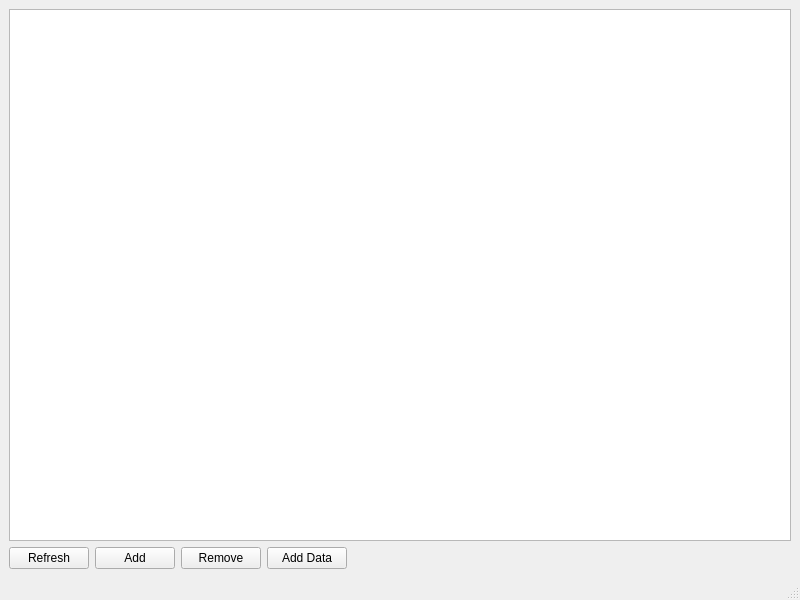
Before: the Qt Designer form ui/mainwindow.ui in nikola240698/MretEquipment, drawn with Qt 5.
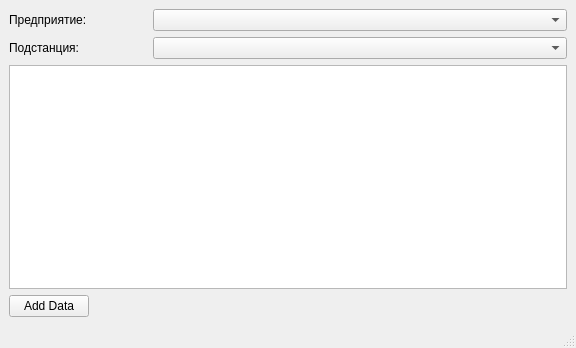
After: the same form once the commit is applied.

Commit message: New view of MainWindow. Some changes is DataBase

The edit to the form file:
```diff
--- a/ui/mainwindow.ui
+++ b/ui/mainwindow.ui
@@ -6,8 +6,8 @@
    <rect>
     <x>0</x>
     <y>0</y>
-    <width>800</width>
-    <height>600</height>
+    <width>576</width>
+    <height>348</height>
    </rect>
   </property>
   <property name="windowTitle">
@@ -15,41 +15,75 @@
   </property>
   <widget class="QWidget" name="centralwidget">
    <layout class="QGridLayout" name="gridLayout">
+    <item row="0" column="0" colspan="2">
+     <layout class="QVBoxLayout" name="verticalLayout">
+      <item>
+       <layout class="QHBoxLayout" name="horizontalLayout_2">
+        <item>
+         <widget class="QLabel" name="label">
+          <property name="sizePolicy">
+           <sizepolicy hsizetype="Preferred" vsizetype="Preferred">
+            <horstretch>1</horstretch>
+            <verstretch>0</verstretch>
+           </sizepolicy>
+          </property>
+          <property name="text">
+           <string>Предприятие:</string>
+          </property>
+         </widget>
+        </item>
+        <item>
+         <widget class="QComboBox" name="enterpriseBox">
+          <property name="sizePolicy">
+           <sizepolicy hsizetype="Preferred" vsizetype="Fixed">
+            <horstretch>3</horstretch>
+            <verstretch>0</verstretch>
+           </sizepolicy>
+          </property>
+         </widget>
+        </item>
+       </layout>
+      </item>
+      <item>
+       <layout class="QHBoxLayout" name="horizontalLayout_3">
+        <item>
+         <widget class="QLabel" name="label_2">
+          <property name="sizePolicy">
+           <sizepolicy hsizetype="Preferred" vsizetype="Preferred">
+            <horstretch>1</horstretch>
+            <verstretch>0</verstretch>
+           </sizepolicy>
+          </property>
+          <property name="text">
+           <string>Подстанция:</string>
+          </property>
+         </widget>
+        </item>
+        <item>
+         <widget class="QComboBox" name="substationBox">
+          <property name="sizePolicy">
+           <sizepolicy hsizetype="Preferred" vsizetype="Fixed">
+            <horstretch>3</horstretch>
+            <verstretch>0</verstretch>
+           </sizepolicy>
+          </property>
+         </widget>
+        </item>
+       </layout>
+      </item>
+      <item>
+       <widget class="QTableView" name="tableView"/>
+      </item>
+     </layout>
+    </item>
     <item row="1" column="0">
-     <widget class="QPushButton" name="btnRefresh">
-      <property name="sizePolicy">
-       <sizepolicy hsizetype="Preferred" vsizetype="Fixed">
-        <horstretch>0</horstretch>
-        <verstretch>0</verstretch>
-       </sizepolicy>
-      </property>
-      <property name="text">
-       <string>Refresh</string>
-      </property>
-     </widget>
-    </item>
-    <item row="1" column="1">
-     <widget class="QPushButton" name="btnAdd">
-      <property name="text">
-       <string>Add</string>
-      </property>
-     </widget>
-    </item>
-    <item row="1" column="2">
-     <widget class="QPushButton" name="btnRemove">
-      <property name="text">
-       <string>Remove</string>
-      </property>
-     </widget>
-    </item>
-    <item row="1" column="3">
      <widget class="QPushButton" name="btnAddData">
       <property name="text">
        <string>Add Data</string>
       </property>
      </widget>
     </item>
-    <item row="1" column="4">
+    <item row="1" column="1">
      <spacer name="horizontalSpacer">
       <property name="orientation">
        <enum>Qt::Horizontal</enum>
@@ -62,9 +96,6 @@
       </property>
      </spacer>
     </item>
-    <item row="0" column="0" colspan="5">
-     <widget class="QTableView" name="tableView"/>
-    </item>
    </layout>
   </widget>
   <widget class="QMenuBar" name="menubar">
```
Left out of the diff: 10 changed lines with no effect on the pictures. The commit also changes 5 other files.
